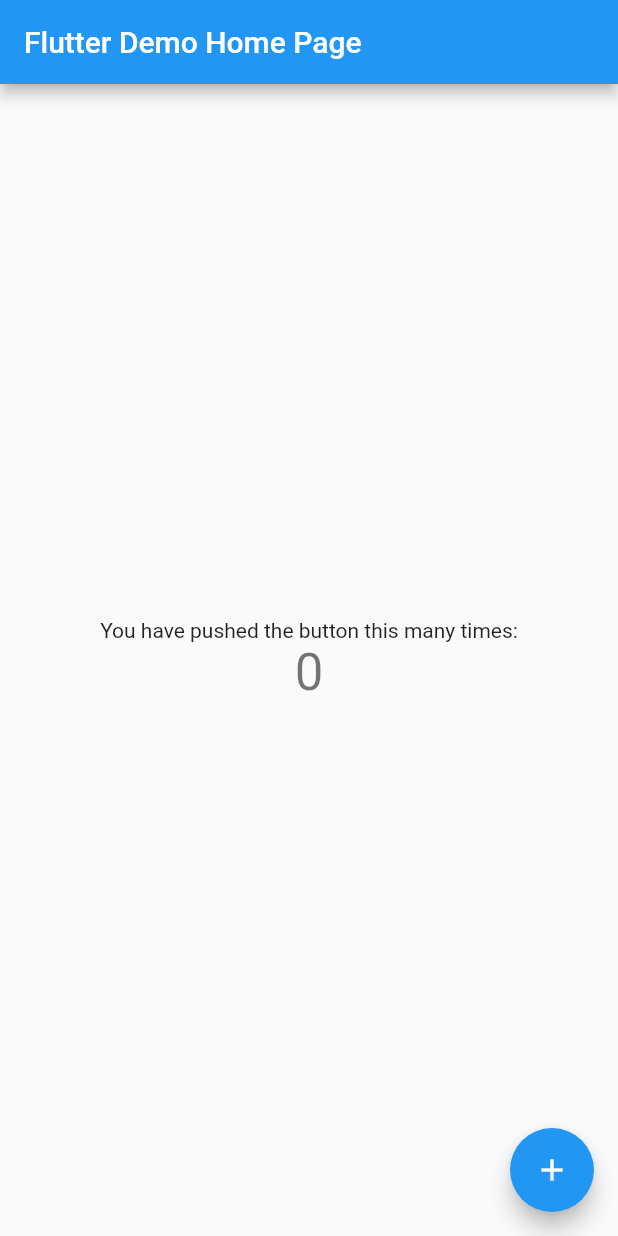
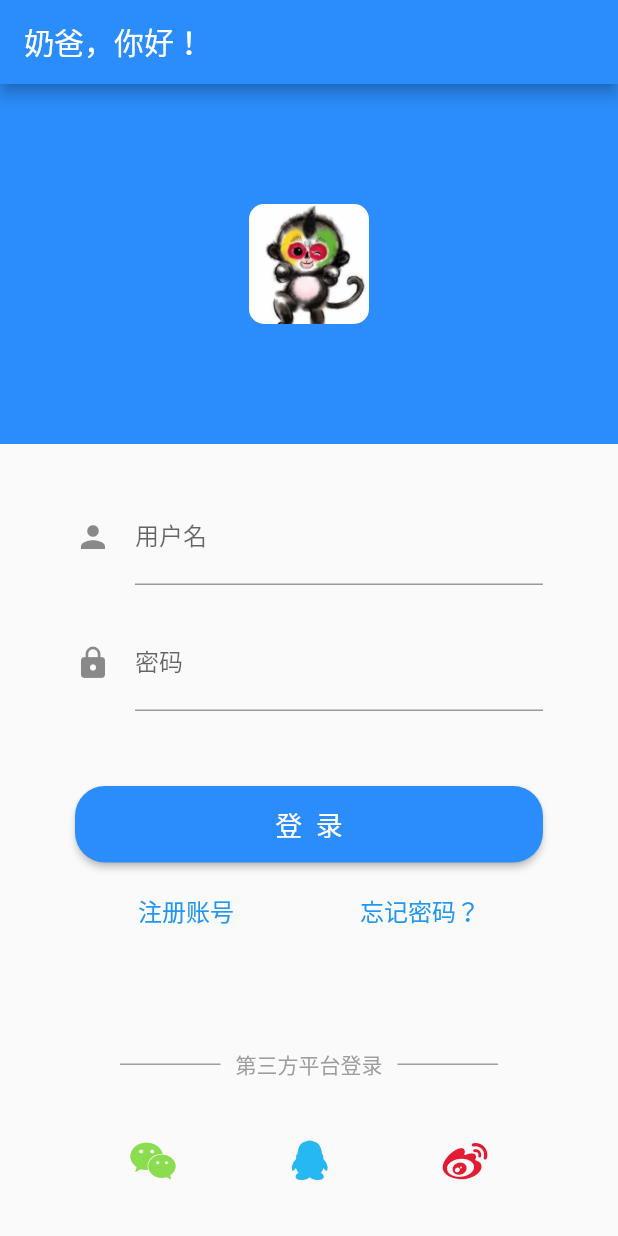
Before and after one commit to Rewa-Fang/SuperDaddy, a Flutter app: the screen it shows after launch, on a phone screen of 412 x 824 dp. Run offline on Flutter 3.47's test engine with Material 2 defaults, Android fonts, the light colour scheme and no system bars.

Commit message:
登录页面UI构建

```diff
--- /dev/null
+++ b/lib/components/third_party_login_button.dart
@@ -0,0 +1,49 @@
+import 'package:flutter/material.dart';
+import 'package:super_daddy/widgets/third_party_divider.dart';
+
+class ThridPartyLoginButton extends StatefulWidget {
+  @override
+  _ThridPartyLoginButtonState createState() => _ThridPartyLoginButtonState();
+}
+
+class _ThridPartyLoginButtonState extends State<ThridPartyLoginButton> {
+  @override
+  Widget build(BuildContext context) {
+    return Padding(
+      padding: EdgeInsets.fromLTRB(50.0, 80.0, 50.0, 10.0),
+      child: Column(
+        children: <Widget>[
+          ThirdPartyDivider(),
+          Padding(
+            padding: EdgeInsets.only(top: 30.0),
+            child: Row(
+              mainAxisAlignment: MainAxisAlignment.spaceAround,
+              children: <Widget>[
+                _thirdLoginBtn(Icon(IconData(0xe758, fontFamily: 'myIconfont')),
+                    Color.fromARGB(255, 140, 220, 80)),
+                _thirdLoginBtn(Icon(IconData(0xe601, fontFamily: 'myIconfont')),
+                    Color.fromARGB(255, 38, 184, 242)),
+                _thirdLoginBtn(Icon(IconData(0xe611, fontFamily: 'myIconfont')),
+                    Color.fromARGB(255, 227, 28, 52)),
+              ],
+            ),
+          ),
+        ],
+      ),
+    );
+  }
+
+  Column _thirdLoginBtn(Icon buttonIcon, Color iconColor) {
+    return Column(
+      children: <Widget>[
+        IconButton(
+          padding: EdgeInsets.all(5.0),
+          icon: buttonIcon,
+          iconSize: 30.0,
+          color: iconColor,
+          onPressed: () {},
+        )
+      ],
+    );
+  }
+}
--- a/lib/main.dart
+++ b/lib/main.dart
@@ -1,5 +1,5 @@
 import 'package:flutter/material.dart';
-
+import 'package:super_daddy/views/login.dart';
 void main() => runApp(MyApp());
 
 class MyApp extends StatelessWidget {
@@ -9,18 +9,9 @@
     return MaterialApp(
       title: 'Flutter Demo',
       theme: ThemeData(
-        // This is the theme of your application.
-        //
-        // Try running your application with "flutter run". You'll see the
-        // application has a blue toolbar. Then, without quitting the app, try
-        // changing the primarySwatch below to Colors.green and then invoke
-        // "hot reload" (press "r" in the console where you ran "flutter run",
-        // or simply save your changes to "hot reload" in a Flutter IDE).
-        // Notice that the counter didn't reset back to zero; the application
-        // is not restarted.
-        primarySwatch: Colors.blue,
+        primaryColor: Color.fromARGB(255, 43, 140, 251),
       ),
-      home: MyHomePage(title: 'Flutter Demo Home Page'),
+      home: LoginPage(),
     );
   }
 }
--- a/lib/views/login.dart
+++ b/lib/views/login.dart
@@ -0,0 +1,141 @@
+import "package:flutter/material.dart";
+import 'package:super_daddy/components/third_party_login_button.dart';
+
+class LoginPage extends StatefulWidget {
+  @override
+  _LoginPageState createState() => _LoginPageState();
+}
+
+class _LoginPageState extends State<LoginPage> {
+  @override
+  Widget build(BuildContext context) {
+    return Scaffold(
+      appBar: AppBar(
+        title: Text("奶爸，你好！"),
+      ),
+      body: Column(
+        children: <Widget>[
+          Logo(),
+          LoginForm(),
+          LoginBtn(),
+          ThridPartyLoginButton()
+        ],
+      ),
+    );
+  }
+}
+
+class Logo extends StatelessWidget {
+  @override
+  Widget build(BuildContext context) {
+    return Container(
+      padding: EdgeInsets.symmetric(vertical: 80.0),
+      alignment: Alignment.center,
+      color: Color.fromARGB(255, 43, 140, 251),
+      child: ClipRRect(
+        borderRadius: BorderRadius.circular(10.0), //10像素圆角
+        child: Image.asset(
+          'assets/images/logo.jpeg',
+          width: 80.0,
+        ),
+      ),
+    );
+  }
+}
+
+class LoginForm extends StatefulWidget {
+  @override
+  _LoginFormState createState() => _LoginFormState();
+}
+
+class _LoginFormState extends State<LoginForm> {
+  @override
+  Widget build(BuildContext context) {
+    return Container(
+      padding: EdgeInsets.symmetric(vertical: 20.0),
+      alignment: Alignment.center,
+      child: Padding(
+        padding: EdgeInsets.fromLTRB(50.0, 10.0, 50.0, 10.0),
+        child: Form(
+          child: Column(
+            children: <Widget>[
+              Padding(
+                padding: EdgeInsets.only(bottom: 20.0),
+                child: TextFormField(
+                  decoration: InputDecoration(
+                      labelText: '用户名',
+                      hintText: '手机号或邮箱',
+                      icon: Icon(Icons.person)),
+                ),
+              ),
+              TextFormField(
+                decoration: InputDecoration(
+                    labelText: "密码",
+                    hintText: "您的登录密码",
+                    icon: Icon(Icons.lock)),
+              ),
+            ],
+          ),
+        ),
+      ),
+    );
+  }
+}
+
+class LoginBtn extends StatefulWidget {
+  @override
+  _LoginBtnState createState() => _LoginBtnState();
+}
+
+class _LoginBtnState extends State<LoginBtn> {
+  @override
+  Widget build(BuildContext context) {
+    Color btnColor = Theme.of(context).primaryColor;
+    return Padding(
+        padding: EdgeInsets.fromLTRB(50.0, 20.0, 50.0, 0.0),
+        child: Column(
+          children: <Widget>[
+            Row(
+              children: <Widget>[
+                Expanded(
+                  child: RaisedButton(
+                    color: btnColor,
+                    textColor: Colors.white,
+                    padding: EdgeInsets.all(12.0),
+                    shape: RoundedRectangleBorder(
+                        borderRadius: BorderRadius.circular(20.0)),
+                    child: Text(
+                      '登  录',
+                      style: TextStyle(
+                        fontSize: 18.0,
+                      ),
+                    ),
+                    onPressed: () {},
+                  ),
+                ),
+              ],
+            ),
+            Padding(
+              padding: EdgeInsets.only(top: 20.0),
+              child: Row(
+                mainAxisAlignment: MainAxisAlignment.spaceAround,
+                children: <Widget>[
+                  InkWell(
+                    // splashColor: btnColor,
+                    child: Text('注册账号',
+                        style: TextStyle(color: Colors.blue, fontSize: 16.0)),
+                    onTap: () {},
+                  ),
+                  InkWell(
+                    // splashColor: btnColor,
+                    child: Text('忘记密码？',
+                        style: TextStyle(color: Colors.blue, fontSize: 16.0)),
+                    onTap: () {},
+                  ),
+                ],
+              ),
+            ),
+          ],
+        ));
+  }
+}
--- /dev/null
+++ b/lib/widgets/third_party_divider.dart
@@ -0,0 +1,42 @@
+import 'package:flutter/material.dart';
+
+/*
+ *  ------ 第三方平台登录 --------
+ */
+class ThirdPartyDivider extends StatelessWidget {
+  @override
+  Widget build(BuildContext context) {
+    return Padding(
+      padding: EdgeInsets.symmetric(horizontal: 30.0),
+      child: Row(
+        mainAxisAlignment: MainAxisAlignment.center,
+        children: <Widget>[
+          _solidLine(),
+          Padding(
+            padding: EdgeInsets.symmetric(horizontal: 10.0),
+            child: Text(
+              '第三方平台登录',
+              style: TextStyle(color: Colors.grey),
+            ),
+          ),
+          _solidLine(),
+        ],
+      ),
+    );
+  }
+
+  /*
+   * 画线的方法 显示在 第三方平台登录 文字两边的水平直线
+   */
+  Expanded _solidLine() {
+    return Expanded(
+      child: SizedBox(
+        height: 1.0, //高度即线的粗细
+        // width: 10.0,  // 宽度可以不用定义- expanded会自动撑开至剩余空间宽度
+        child: DecoratedBox(
+          decoration: BoxDecoration(color: Colors.grey),
+        ),
+      ),
+    );
+  }
+}
```
Also changed, not shown: pubspec.yaml (+6 -7 lines), assets/fonts/iconfont.ttf (added), assets/images/logo.jpeg (added), 1 other file.
